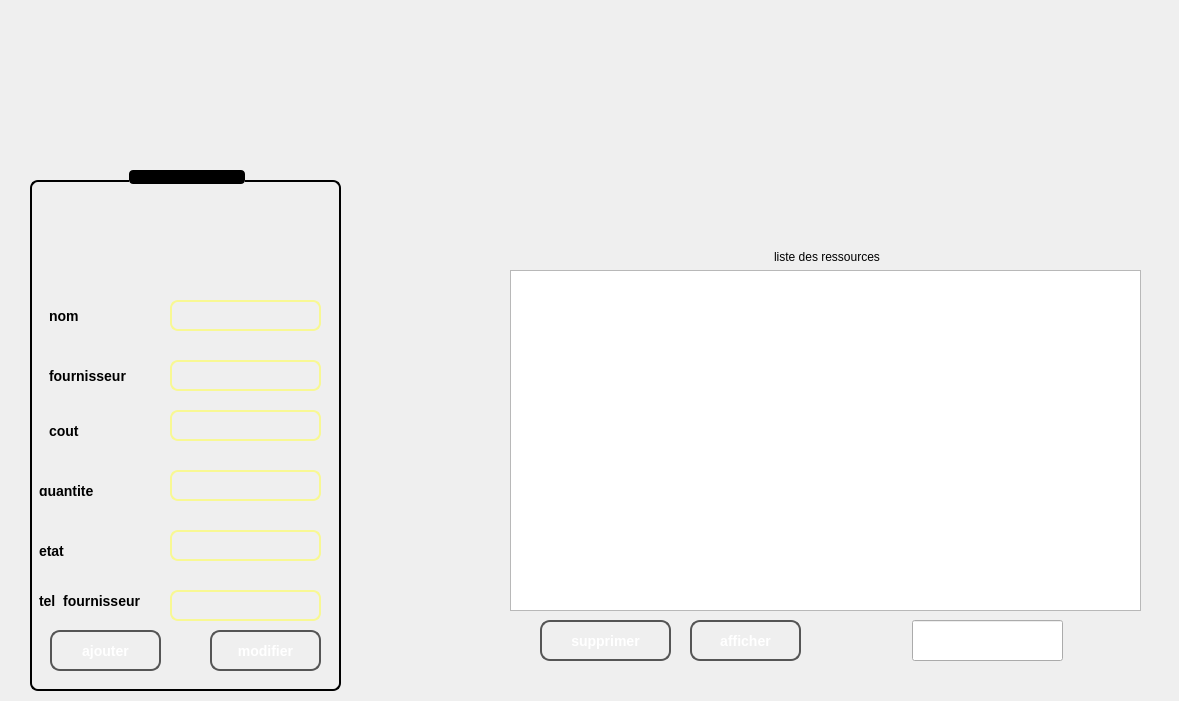
Old version of the form tibaa/mainwindow.ui in the repository PCPP2425-esprit2A7/2a7-smart-consulting-office.
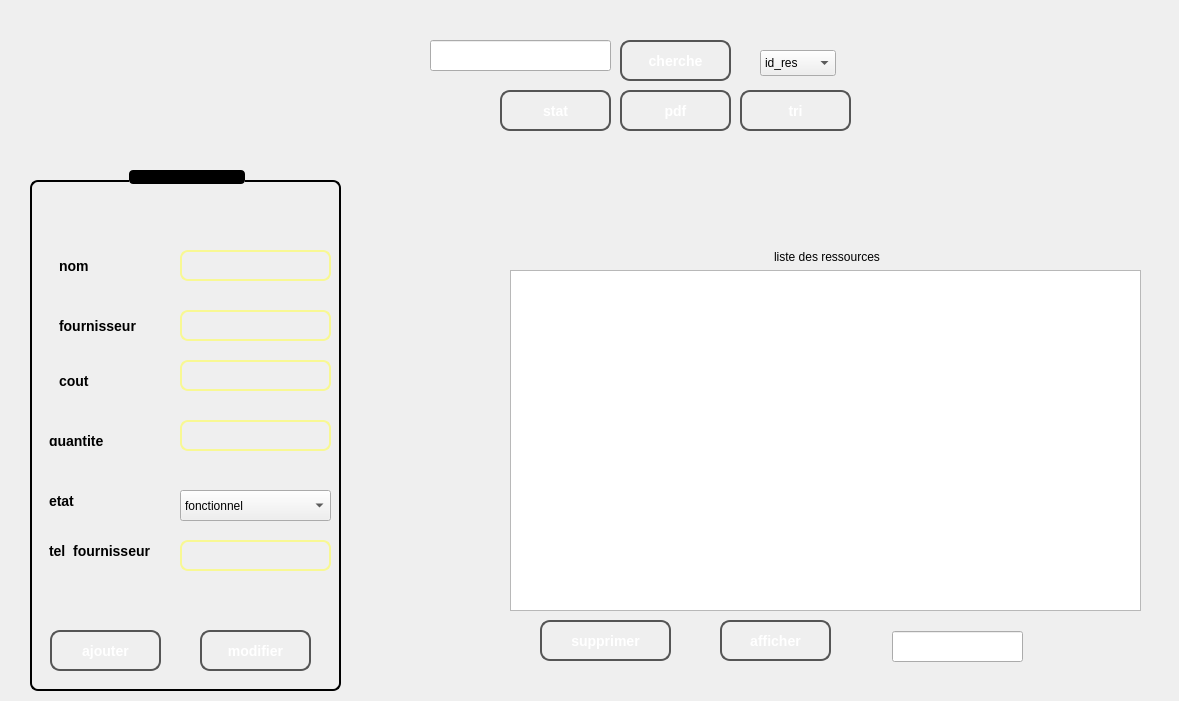
New version of the form. Icons and pictures are not drawn.

Diff of the .ui file:
```diff
--- a/tibaa/mainwindow.ui
+++ b/tibaa/mainwindow.ui
@@ -127,8 +127,8 @@
     <widget class="QLabel" name="nom_">
      <property name="geometry">
       <rect>
-       <x>10</x>
-       <y>130</y>
+       <x>20</x>
+       <y>80</y>
        <width>131</width>
        <height>31</height>
       </rect>
@@ -140,8 +140,8 @@
     <widget class="QLabel" name="fournisseur_">
      <property name="geometry">
       <rect>
-       <x>10</x>
-       <y>190</y>
+       <x>20</x>
+       <y>140</y>
        <width>121</width>
        <height>31</height>
       </rect>
@@ -153,8 +153,8 @@
     <widget class="QLabel" name="cout_">
      <property name="geometry">
       <rect>
-       <x>10</x>
-       <y>250</y>
+       <x>20</x>
+       <y>200</y>
        <width>131</width>
        <height>21</height>
       </rect>
@@ -166,8 +166,8 @@
     <widget class="QLineEdit" name="fournisseur">
      <property name="geometry">
       <rect>
-       <x>140</x>
-       <y>190</y>
+       <x>150</x>
+       <y>140</y>
        <width>151</width>
        <height>31</height>
       </rect>
@@ -176,8 +176,8 @@
     <widget class="QLineEdit" name="cout">
      <property name="geometry">
       <rect>
-       <x>140</x>
-       <y>240</y>
+       <x>150</x>
+       <y>190</y>
        <width>151</width>
        <height>31</height>
       </rect>
@@ -186,8 +186,8 @@
     <widget class="QLineEdit" name="quantite">
      <property name="geometry">
       <rect>
-       <x>140</x>
-       <y>300</y>
+       <x>150</x>
+       <y>250</y>
        <width>151</width>
        <height>31</height>
       </rect>
@@ -196,8 +196,8 @@
     <widget class="QLabel" name="quantite_">
      <property name="geometry">
       <rect>
-       <x>0</x>
-       <y>310</y>
+       <x>10</x>
+       <y>260</y>
        <width>131</width>
        <height>21</height>
       </rect>
@@ -209,8 +209,8 @@
     <widget class="QLineEdit" name="nom">
      <property name="geometry">
       <rect>
-       <x>140</x>
-       <y>130</y>
+       <x>150</x>
+       <y>80</y>
        <width>151</width>
        <height>31</height>
       </rect>
@@ -219,8 +219,8 @@
     <widget class="QLabel" name="etat_">
      <property name="geometry">
       <rect>
-       <x>0</x>
-       <y>370</y>
+       <x>10</x>
+       <y>320</y>
        <width>141</width>
        <height>21</height>
       </rect>
@@ -229,17 +229,7 @@
       <string>etat</string>
      </property>
     </widget>
-    <widget class="QLineEdit" name="etat">
-     <property name="geometry">
-      <rect>
-       <x>140</x>
-       <y>360</y>
-       <width>151</width>
-       <height>31</height>
-      </rect>
-     </property>
-    </widget>
-    <widget class="QPushButton" name="ajoute">
+    <widget class="QPushButton" name="ajouter">
      <property name="geometry">
       <rect>
        <x>20</x>
@@ -292,8 +282,8 @@
     <widget class="QLabel" name="tel_fournisseur_">
      <property name="geometry">
       <rect>
-       <x>0</x>
-       <y>420</y>
+       <x>10</x>
+       <y>370</y>
        <width>141</width>
        <height>21</height>
       </rect>
@@ -305,8 +295,8 @@
     <widget class="QLineEdit" name="tel_fournisseur">
      <property name="geometry">
       <rect>
-       <x>140</x>
-       <y>420</y>
+       <x>150</x>
+       <y>370</y>
        <width>151</width>
        <height>31</height>
       </rect>
@@ -315,7 +305,7 @@
     <widget class="QPushButton" name="modifier">
      <property name="geometry">
       <rect>
-       <x>180</x>
+       <x>170</x>
        <y>460</y>
        <width>111</width>
        <height>41</height>
@@ -355,6 +345,26 @@
       <string>modifier</string>
      </property>
     </widget>
+    <widget class="QComboBox" name="etat">
+     <property name="geometry">
+      <rect>
+       <x>150</x>
+       <y>320</y>
+       <width>151</width>
+       <height>31</height>
+      </rect>
+     </property>
+     <item>
+      <property name="text">
+       <string>fonctionnel</string>
+      </property>
+     </item>
+     <item>
+      <property name="text">
+       <string>non fonctionnel</string>
+      </property>
+     </item>
+    </widget>
    </widget>
    <widget class="QGroupBox" name="groupBox_6">
     <property name="geometry">
@@ -492,17 +502,17 @@
     <widget class="QLineEdit" name="idedit">
      <property name="geometry">
       <rect>
-       <x>412</x>
-       <y>370</y>
-       <width>151</width>
-       <height>41</height>
+       <x>392</x>
+       <y>381</y>
+       <width>131</width>
+       <height>31</height>
       </rect>
      </property>
     </widget>
     <widget class="QPushButton" name="recuperer">
      <property name="geometry">
       <rect>
-       <x>190</x>
+       <x>220</x>
        <y>370</y>
        <width>111</width>
        <height>41</height>
@@ -543,6 +553,208 @@
      </property>
     </widget>
    </widget>
+   <widget class="QPushButton" name="stat">
+    <property name="geometry">
+     <rect>
+      <x>500</x>
+      <y>90</y>
+      <width>111</width>
+      <height>41</height>
+     </rect>
+    </property>
+    <property name="styleSheet">
+     <string notr="true">QPushButton {
+    background-color: qlineargradient(
+        spread:pad, x1:0, y1:0, x2:1, y2:1, 
+        stop:0 #2b2b2b,   /* Noir foncé */
+        stop:0.5 #1e1e1e, /* Noir intermédiaire */
+        stop:1 #000000    /* Noir profond */
+    );
+    color: white;              /* Texte en blanc */
+    border: 2px solid #555;    /* Bordure gris foncé */
+    border-radius: 10px;       /* Coins arrondis */
+    padding: 10px 20px;        /* Espacement interne */
+    font-size: 14px;           /* Taille du texte */
+    font-weight: bold;         /* Texte en gras */
+}
+
+QPushButton:hover {
+    background-color: qlineargradient(
+        spread:pad, x1:0, y1:0, x2:1, y2:1,
+        stop:0 #3b3b3b,  /* Gris plus clair au survol */
+        stop:0.5 #292929,  
+        stop:1 #121212  
+    );
+}
+
+QPushButton:pressed {
+    background-color: #1a1a1a;  /* Noir encore plus profond lors de l'appui */
+}
+</string>
+    </property>
+    <property name="text">
+     <string>stat</string>
+    </property>
+   </widget>
+   <widget class="QPushButton" name="chercher">
+    <property name="geometry">
+     <rect>
+      <x>620</x>
+      <y>40</y>
+      <width>111</width>
+      <height>41</height>
+     </rect>
+    </property>
+    <property name="styleSheet">
+     <string notr="true">QPushButton {
+    background-color: qlineargradient(
+        spread:pad, x1:0, y1:0, x2:1, y2:1, 
+        stop:0 #2b2b2b,   /* Noir foncé */
+        stop:0.5 #1e1e1e, /* Noir intermédiaire */
+        stop:1 #000000    /* Noir profond */
+    );
+    color: white;              /* Texte en blanc */
+    border: 2px solid #555;    /* Bordure gris foncé */
+    border-radius: 10px;       /* Coins arrondis */
+    padding: 10px 20px;        /* Espacement interne */
+    font-size: 14px;           /* Taille du texte */
+    font-weight: bold;         /* Texte en gras */
+}
+
+QPushButton:hover {
+    background-color: qlineargradient(
+        spread:pad, x1:0, y1:0, x2:1, y2:1,
+        stop:0 #3b3b3b,  /* Gris plus clair au survol */
+        stop:0.5 #292929,  
+        stop:1 #121212  
+    );
+}
+
+QPushButton:pressed {
+    background-color: #1a1a1a;  /* Noir encore plus profond lors de l'appui */
+}
+</string>
+    </property>
+    <property name="text">
+     <string>cherche</string>
+    </property>
+   </widget>
+   <widget class="QLineEdit" name="cherche">
+    <property name="geometry">
+     <rect>
+      <x>430</x>
+      <y>40</y>
+      <width>181</width>
+      <height>31</height>
+     </rect>
+    </property>
+   </widget>
+   <widget class="QPushButton" name="tri">
+    <property name="geometry">
+     <rect>
+      <x>740</x>
+      <y>90</y>
+      <width>111</width>
+      <height>41</height>
+     </rect>
+    </property>
+    <property name="styleSheet">
+     <string notr="true">QPushButton {
+    background-color: qlineargradient(
+        spread:pad, x1:0, y1:0, x2:1, y2:1, 
+        stop:0 #2b2b2b,   /* Noir foncé */
+        stop:0.5 #1e1e1e, /* Noir intermédiaire */
+        stop:1 #000000    /* Noir profond */
+    );
+    color: white;              /* Texte en blanc */
+    border: 2px solid #555;    /* Bordure gris foncé */
+    border-radius: 10px;       /* Coins arrondis */
+    padding: 10px 20px;        /* Espacement interne */
+    font-size: 14px;           /* Taille du texte */
+    font-weight: bold;         /* Texte en gras */
+}
+
+QPushButton:hover {
+    background-color: qlineargradient(
+        spread:pad, x1:0, y1:0, x2:1, y2:1,
+        stop:0 #3b3b3b,  /* Gris plus clair au survol */
+        stop:0.5 #292929,  
+        stop:1 #121212  
+    );
+}
+
+QPushButton:pressed {
+    background-color: #1a1a1a;  /* Noir encore plus profond lors de l'appui */
+}
+</string>
+    </property>
+    <property name="text">
+     <string>tri</string>
+    </property>
+   </widget>
+   <widget class="QPushButton" name="pdf">
+    <property name="geometry">
+     <rect>
+      <x>620</x>
+      <y>90</y>
+      <width>111</width>
+      <height>41</height>
+     </rect>
+    </property>
+    <property name="styleSheet">
+     <string notr="true">QPushButton {
+    background-color: qlineargradient(
+        spread:pad, x1:0, y1:0, x2:1, y2:1, 
+        stop:0 #2b2b2b,   /* Noir foncé */
+        stop:0.5 #1e1e1e, /* Noir intermédiaire */
+        stop:1 #000000    /* Noir profond */
+    );
+    color: white;              /* Texte en blanc */
+    border: 2px solid #555;    /* Bordure gris foncé */
+    border-radius: 10px;       /* Coins arrondis */
+    padding: 10px 20px;        /* Espacement interne */
+    font-size: 14px;           /* Taille du texte */
+    font-weight: bold;         /* Texte en gras */
+}
+
+QPushButton:hover {
+    background-color: qlineargradient(
+        spread:pad, x1:0, y1:0, x2:1, y2:1,
+        stop:0 #3b3b3b,  /* Gris plus clair au survol */
+        stop:0.5 #292929,  
+        stop:1 #121212  
+    );
+}
+
+QPushButton:pressed {
+    background-color: #1a1a1a;  /* Noir encore plus profond lors de l'appui */
+}
+</string>
+    </property>
+    <property name="text">
+     <string>pdf</string>
+    </property>
+   </widget>
+   <widget class="QComboBox" name="Trie">
+    <property name="geometry">
+     <rect>
+      <x>760</x>
+      <y>50</y>
+      <width>76</width>
+      <height>26</height>
+     </rect>
+    </property>
+    <item>
+     <property name="text">
+      <string>id_res</string>
+     </property>
+    </item>
+    <item>
+     <property name="text">
+      <string>etat</string>
+     </property>
+    </item>
+   </widget>
   </widget>
  </widget>
  <resources/>
```
Left out of the diff: 2 changed lines with no effect on the pictures.
